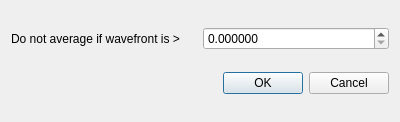
Qt form wavefrontaveragefilterdlg.ui (githubdoe/DFTFringe) before a commit.
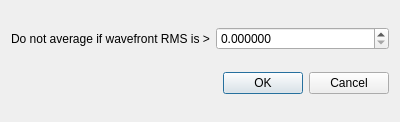
The same form after that commit.

The edit to the form file:
```diff
--- a/wavefrontaveragefilterdlg.ui
+++ b/wavefrontaveragefilterdlg.ui
@@ -19,7 +19,7 @@
      <item>
       <widget class="QLabel" name="label_2">
        <property name="text">
-        <string>Do not average if wavefront is &gt;</string>
+        <string>Do not average if wavefront RMS is &gt;</string>
        </property>
       </widget>
      </item>
```
